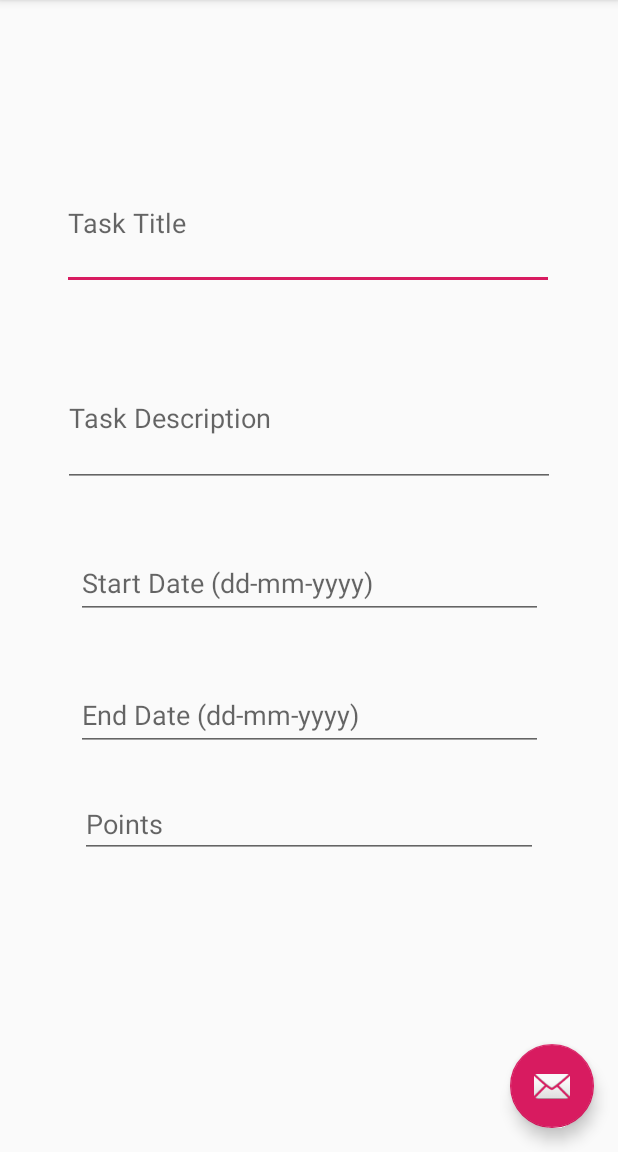
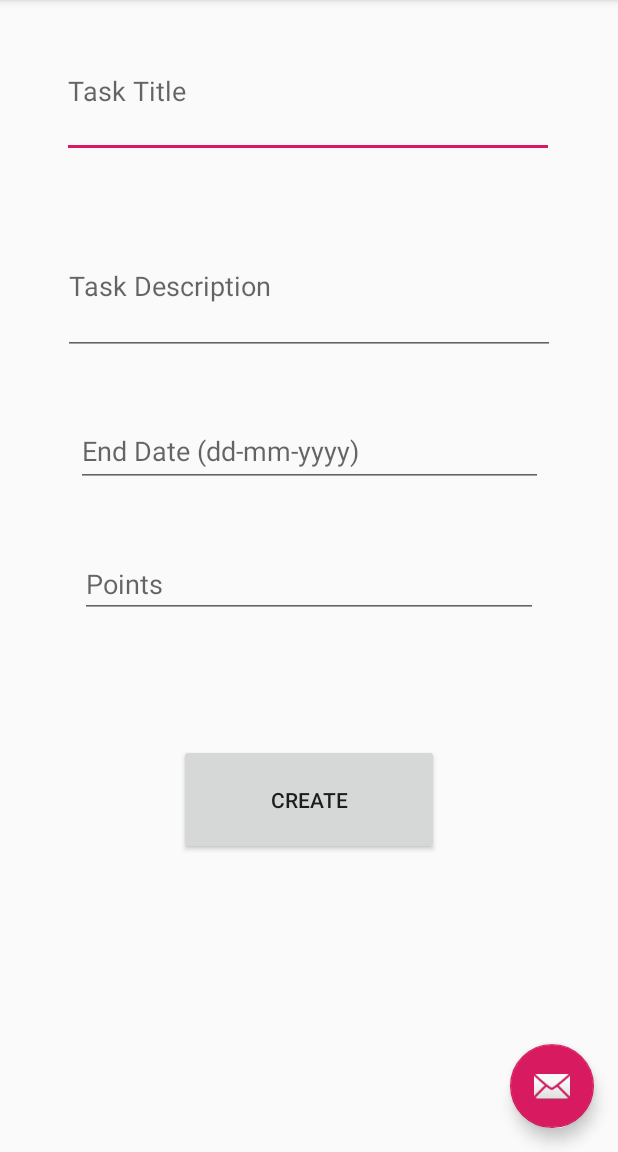
Before and after one commit to JordanGardiner/Messy_Flatmates, an Android app: the fragment Create_task_fragment placed in its activity, in the side drawer, after a tap on "Create a Task", on a phone screen of 412 x 824 dp, the part 84-1236 px from its top. Run offline under Robolectric (Android 15) with nearby library versions, the phone set to English and light mode, and no system bars; 2 statements that could not run were skipped.

Commit message:
Created adding a task

```diff
--- a/app/src/main/java/com/example/messy_flatmates/Extra_Code.java
+++ b/app/src/main/java/com/example/messy_flatmates/Extra_Code.java
@@ -4,8 +4,11 @@ import android.app.Activity;
 import android.app.AlertDialog;
 import android.content.Context;
 import android.content.DialogInterface;
+import android.text.Editable;
+import android.text.TextWatcher;
 import android.view.View;
 import android.view.inputmethod.InputMethodManager;
+import android.widget.EditText;
 
 import com.example.messy_flatmates.MainActivity;
 
@@ -24,4 +27,49 @@ public class Extra_Code {
         InputMethodManager imm = (InputMethodManager) context.getSystemService(Activity.INPUT_METHOD_SERVICE);
         imm.hideSoftInputFromWindow(view.getWindowToken(), 0);
     }
+
+    /**
+     * takes an edittext box and formats it so it adds '-' when a user types a date
+     * e.g 12-12-1999
+     * @param dateBox the edit text box to have the constraints
+     */
+    public void dateFormat(final EditText dateBox) {
+
+        dateBox.addTextChangedListener(new TextWatcher() {
+            int prevL;
+
+            @Override
+            public void beforeTextChanged(CharSequence charSequence, int i, int i1, int i2) {
+                prevL = dateBox.getText().toString().length();
+
+            }
+
+            @Override
+            public void onTextChanged(CharSequence charSequence, int i, int i1, int i2) {
+
+            }
+
+            @Override
+            public void afterTextChanged(Editable editable) {
+                int length = editable.length();
+                if ((prevL < length) && (length == 2 || length == 5)) {
+                    editable.append("-");
+                }
+            }
+        });
+
+    }
+
+    /**
+     * takes a string in form of a date (dd-mm-yyyy) and converts it to the servers standards
+     * @param originalText
+     * @return date in the format of yyyy-mm-dd
+     */
+    public String parseDate(String originalText){
+
+        String delims = "[-]";
+        String[] arrayOfDate = originalText.split(delims);
+        return arrayOfDate[2] + arrayOfDate[1] + arrayOfDate[0];
+
+    }
 }
--- a/app/src/main/java/com/example/messy_flatmates/Fragments/Create_task_fragment.java
+++ b/app/src/main/java/com/example/messy_flatmates/Fragments/Create_task_fragment.java
@@ -5,6 +5,8 @@ import android.os.Bundle;
 import android.view.LayoutInflater;
 import android.view.View;
 import android.view.ViewGroup;
+import android.widget.Button;
+import android.widget.EditText;
 
 import androidx.annotation.NonNull;
 import androidx.annotation.Nullable;
@@ -13,6 +15,11 @@ import androidx.fragment.app.Fragment;
 
 import com.example.messy_flatmates.Extra_Code;
 import com.example.messy_flatmates.R;
+import com.example.messy_flatmates.db.InternalDBHandler;
+import com.example.messy_flatmates.db.Post_requests;
+
+import org.json.JSONException;
+import org.json.JSONObject;
 
 
 public class Create_task_fragment extends Fragment {
@@ -22,16 +29,14 @@ public class Create_task_fragment extends Fragment {
     }
 
     View myView;
-    Extra_Code wrapper = new Extra_Code();
 
     @Nullable
     @Override
     public View onCreateView(@NonNull LayoutInflater inflater, @Nullable ViewGroup container, @Nullable Bundle savedInstanceState) {
         myView = inflater.inflate(R.layout.create_task_layout, container, false);
-
-
-
-
+        final Extra_Code wrapper = new Extra_Code();
+        final Post_requests post_requests = new Post_requests();
+        final InternalDBHandler internalDBHandler = new InternalDBHandler(getContext());
 
         ConstraintLayout constraintLayout = myView.findViewById(R.id.create_task_constraint_layout);
         constraintLayout.setOnClickListener(new View.OnClickListener() {
@@ -41,6 +46,52 @@ public class Create_task_fragment extends Fragment {
             }
         });
 
+        EditText startDate = myView.findViewById(R.id.taskDueDateEditText2);
+        wrapper.dateFormat(startDate);
+
+
+        Button createTaskbtn = myView.findViewById(R.id.create_task_btn);
+        createTaskbtn.setOnClickListener(new View.OnClickListener() {
+            @Override
+            public void onClick(View view) {
+
+                EditText taskName = myView.findViewById(R.id.taskTitleEditText);
+                EditText taskDescription = myView.findViewById(R.id.taskDescriptoinEditText);
+                EditText taskDueDate = myView.findViewById(R.id.taskDueDateEditText2);
+                EditText taskPoints = myView.findViewById(R.id.taskPointsEditText);
+
+                String parsedDueDate = wrapper.parseDate(taskDueDate.getText().toString());
+
+                String parsedPoints = taskPoints.getText().toString(); //@todo maybe create a wrapper to control point values?
+
+                String token = internalDBHandler.getToken();
+                System.out.println("Printing token in create task");
+                System.out.println(token);
+                if(token == null){
+                    wrapper.createDialog(getContext(), "Oops!", "Please log in before creating a task");
+                    (getActivity()).getSupportFragmentManager().beginTransaction().replace(R.id.content_frame, new Login_Home_page()).commit();
+                }
+
+                JSONObject response = post_requests.Create_task(taskName.getText().toString(),
+                        taskDescription.getText().toString(), parsedDueDate, parsedPoints, token);
+                try {
+                    if (response.getString("responseCode").equals("201")) {
+                        wrapper.createDialog(getContext(), "Success!", "Task has been created").show();
+                        (getActivity()).getSupportFragmentManager().beginTransaction().replace(R.id.content_frame, new Calendar_fragment()).commit();
+
+                    } else {
+                        wrapper.createDialog(getContext(), "Oops!", "Something went wrong!").show();
+                    }
+                } catch (JSONException e){
+                    System.out.println("Error in the json of create task");
+                    System.out.println(e.getMessage());
+                }
+
+            }
+        });
+
+
+
 
         return myView;
     }
--- a/app/src/main/java/com/example/messy_flatmates/Fragments/Create_user_fragment.java
+++ b/app/src/main/java/com/example/messy_flatmates/Fragments/Create_user_fragment.java
@@ -37,32 +37,11 @@ public class Create_user_fragment extends Fragment {
     public View onCreateView(LayoutInflater inflater, ViewGroup container,
                              Bundle savedInstanceState) {
 
-
         final View myView;
         myView = inflater.inflate(R.layout.create_user_layout, container, false);
 
         final EditText dateBox = myView.findViewById(R.id.date_editText);
-        dateBox.addTextChangedListener(new TextWatcher() {
-            int prevL;
-            @Override
-            public void beforeTextChanged(CharSequence charSequence, int i, int i1, int i2) {
-                prevL = dateBox.getText().toString().length();
-
-            }
-
-            @Override
-            public void onTextChanged(CharSequence charSequence, int i, int i1, int i2) {
-
-            }
-
-            @Override
-            public void afterTextChanged(Editable editable) {
-                int length = editable.length();
-                if ((prevL < length) && (length == 2 || length == 5)) {
-                    editable.append("-");
-                }
-            }
-        });
+        wrapper.dateFormat(dateBox);
 
 
         final Button create_userBtn = myView.findViewById(R.id.create_user_btn);
@@ -80,11 +59,7 @@ public class Create_user_fragment extends Fragment {
                 // format the date so the DB accepts it yyyy-mm-dd
 
                 String originalText = dob.getText().toString();
-                String delims = "[-]";
-                String[] arrayOfDate = originalText.split(delims);
-                String finalDOB = arrayOfDate[2] + arrayOfDate[1] + arrayOfDate[0];
-
-
+                String finalDOB = wrapper.parseDate(originalText);
 
                 System.out.println(fname.getText());
                 System.out.println(sname.getText());
--- a/app/src/main/java/com/example/messy_flatmates/db/Connections.java
+++ b/app/src/main/java/com/example/messy_flatmates/db/Connections.java
@@ -1,4 +1,8 @@
 package com.example.messy_flatmates.db;
+
+import android.content.Context;
+
+import com.example.messy_flatmates.MainActivity;
 
 import org.json.JSONException;
 import org.json.JSONObject;
@@ -113,9 +117,10 @@ public class Connections {
      * Creates a thread and sends the http post request through a stream writer
      * @param requestString the route to the server i.e /api/user
      * @param jsonBody the json body to send to the server
+     * @param token the users current token, if not needed set to null
      * @return returns the json object sent back from the server
      */
-    public JSONObject SendPostRequest(final String requestString, final JSONObject jsonBody){
+    public JSONObject SendPostRequest(final String requestString, final JSONObject jsonBody, final String token){
         final StringBuffer response = new StringBuffer();
 
         try {
@@ -134,6 +139,12 @@ public class Connections {
 
                         con.setRequestProperty("Content-Type", "application/json");
                         con.setRequestProperty("Accept", "application/json");
+
+
+                        if(token != null){
+                            con.setRequestProperty("token", token);
+                        }
+
                         con.setDoOutput(true);
 
                         String jsonString = jsonBody.toString();
@@ -166,8 +177,8 @@ public class Connections {
                                     response.append(responseLine.trim());
                                 }
                                 setResponseBody(response.toString());
+                                System.out.println("res Code!!");
                                 System.out.println(responseBody);
-                                System.out.println("res Code!!");
                             }
                         }
 
@@ -206,7 +217,6 @@ public class Connections {
         try{
             responseJSON = new JSONObject(responseBody);
             responseJSON.put("responseCode", responseCode);
-            System.out.println((responseJSON.getString("token")));
 
         } catch (JSONException e){
             System.out.println(e.getMessage());
--- a/app/src/main/java/com/example/messy_flatmates/db/InternalDBHandler.java
+++ b/app/src/main/java/com/example/messy_flatmates/db/InternalDBHandler.java
@@ -29,9 +29,8 @@ public class InternalDBHandler {
         SQLiteDatabase db = myhelper.getWritableDatabase();
 
         ContentValues values = new ContentValues();
-        values.put("user_id", "null");
-        values.put("token", "null");
-
+        values.putNull("user_id");
+        values.putNull("token");
         long count = db.update("user",values, "KEY_ID = ?", new String[]{"1"});
 
         if (count >= 1) {
--- a/app/src/main/java/com/example/messy_flatmates/db/Post_requests.java
+++ b/app/src/main/java/com/example/messy_flatmates/db/Post_requests.java
@@ -21,7 +21,7 @@ public class Post_requests extends Connections {
         }
 
         String requestString = "/api/user";
-        return SendPostRequest(requestString, jsonBody);
+        return SendPostRequest(requestString, jsonBody, null);
 
 
     }
@@ -36,6 +36,27 @@ public class Post_requests extends Connections {
             System.out.println(e.getMessage());
         }
 
-        return SendPostRequest("/api/user/login", loginJSON);
+        return SendPostRequest("/api/user/login", loginJSON, null);
     }
+
+    public JSONObject Create_task(String taskName, String taskDescription, String dueDate, String points, String token){
+
+        JSONObject jsonBody = new JSONObject();
+        try {
+            jsonBody.put("taskName", taskName);
+            jsonBody.put("taskDescription", taskDescription);
+            jsonBody.put("dueDate", dueDate);
+            jsonBody.put("taskPoints", Integer.parseInt(points));
+
+        } catch(JSONException e) {
+            System.out.println(e.getMessage());
+        }
+
+        String requestString = "/api/tasks";
+
+
+        return SendPostRequest(requestString, jsonBody, token);
+
+    }
+
 }
--- a/app/src/main/res/layout/create_task_layout.xml
+++ b/app/src/main/res/layout/create_task_layout.xml
@@ -12,7 +12,7 @@
         android:layout_width="328dp"
         android:layout_height="89dp"
         android:layout_marginStart="8dp"
-        android:layout_marginTop="104dp"
+        android:layout_marginTop="16dp"
         android:layout_marginEnd="8dp"
         android:ems="10"
         android:hint="Task Title"
@@ -38,21 +38,7 @@
         app:layout_constraintTop_toBottomOf="@+id/taskTitleEditText" />
 
     <EditText
-        android:id="@+id/startDateEditText2"
-        android:layout_width="311dp"
-        android:layout_height="48dp"
-        android:layout_marginStart="8dp"
-        android:layout_marginTop="40dp"
-        android:layout_marginEnd="8dp"
-        android:ems="10"
-        android:hint="Start Date (dd-mm-yyyy)"
-        android:inputType="textPersonName"
-        app:layout_constraintEnd_toEndOf="parent"
-        app:layout_constraintStart_toStartOf="parent"
-        app:layout_constraintTop_toBottomOf="@+id/taskDescriptoinEditText" />
-
-    <EditText
-        android:id="@+id/endDateEditText"
+        android:id="@+id/taskDueDateEditText2"
         android:layout_width="311dp"
         android:layout_height="48dp"
         android:layout_marginStart="8dp"
@@ -63,20 +49,33 @@
         android:inputType="textPersonName"
         app:layout_constraintEnd_toEndOf="parent"
         app:layout_constraintStart_toStartOf="parent"
-        app:layout_constraintTop_toBottomOf="@+id/startDateEditText2" />
+        app:layout_constraintTop_toBottomOf="@+id/taskDescriptoinEditText" />
 
     <EditText
-        android:id="@+id/pointValueEditText"
+        android:id="@+id/taskPointsEditText"
         android:layout_width="305dp"
         android:layout_height="43dp"
         android:layout_marginStart="8dp"
-        android:layout_marginTop="28dp"
+        android:layout_marginTop="44dp"
         android:layout_marginEnd="8dp"
         android:ems="10"
         android:hint="Points"
         android:inputType="number"
+        android:maxLength="10"
         app:layout_constraintEnd_toEndOf="parent"
         app:layout_constraintStart_toStartOf="parent"
-        app:layout_constraintTop_toBottomOf="@+id/endDateEditText" />
+        app:layout_constraintTop_toBottomOf="@+id/taskDueDateEditText2" />
+
+    <Button
+        android:id="@+id/create_task_btn"
+        android:layout_width="173dp"
+        android:layout_height="74dp"
+        android:layout_marginStart="8dp"
+        android:layout_marginTop="84dp"
+        android:layout_marginEnd="8dp"
+        android:text="Create"
+        app:layout_constraintEnd_toEndOf="parent"
+        app:layout_constraintStart_toStartOf="parent"
+        app:layout_constraintTop_toBottomOf="@+id/taskPointsEditText" />
 
 </androidx.constraintlayout.widget.ConstraintLayout>
```
